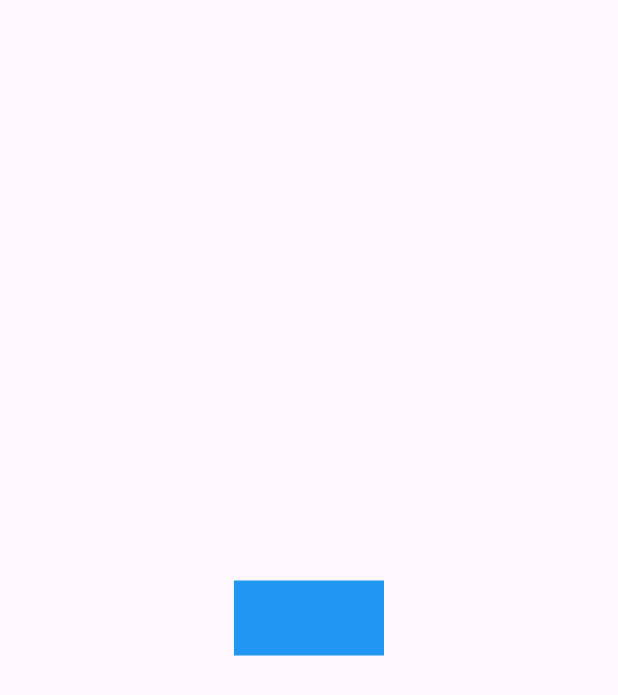
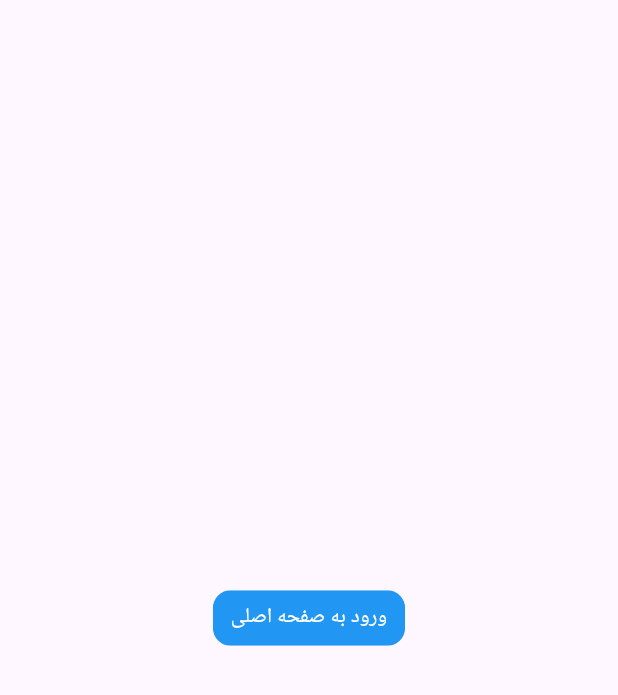
Before and after one commit to hamidjalili59/zest, a Flutter app: the screen it shows after launch, on a phone screen of 412 x 824 dp. Shown: the top 695 px of the screen. Run offline on Flutter 3.47's test engine with Material 3 defaults, Android fonts, the light colour scheme and no system bars; our stand-ins replace dio, drift, drift_flutter, equatable, flutter_svg, freezed_annotation and 6 more; missing offline and left inert: dio_smart_retry; accounts and stored records are empty; generated files the repository leaves out were written again.

Commit message:
chore: change auth page text

```diff
--- a/lib/src/features/auth/presentation/pages/auth_page.dart
+++ b/lib/src/features/auth/presentation/pages/auth_page.dart
@@ -14,9 +14,6 @@ class AuthPage extends StatelessWidget {
     return SafeArea(
       child: Scaffold(
         body: Center(
-          child: SizedBox(
-            width: 100,
-            height: 50,
           child: GestureDetector(
             onTap: () async {
               debugPrint('---- logging ----');
@@ -25,7 +22,24 @@ class AuthPage extends StatelessWidget {
               loggedIn = true;
               router.replace(RouterPaths.home);
             },
-              child: Container(color: Colors.blue),
+            child: ClipRRect(
+              borderRadius: BorderRadius.circular(12),
+              child: ColoredBox(
+                color: Colors.blue,
+                child: Padding(
+                  padding: const EdgeInsets.symmetric(
+                    horizontal: 12,
+                    vertical: 8,
+                  ),
+                  child: Text(
+                    'ورود به صفحه اصلی',
+                    style: TextTheme.of(context).titleSmall?.copyWith(
+                      color: Colors.white,
+                      fontWeight: FontWeight.w500,
+                    ),
+                  ),
+                ),
+              ),
             ),
           ),
         ),
```
Lines whose indentation alone changed are shown as unchanged.
